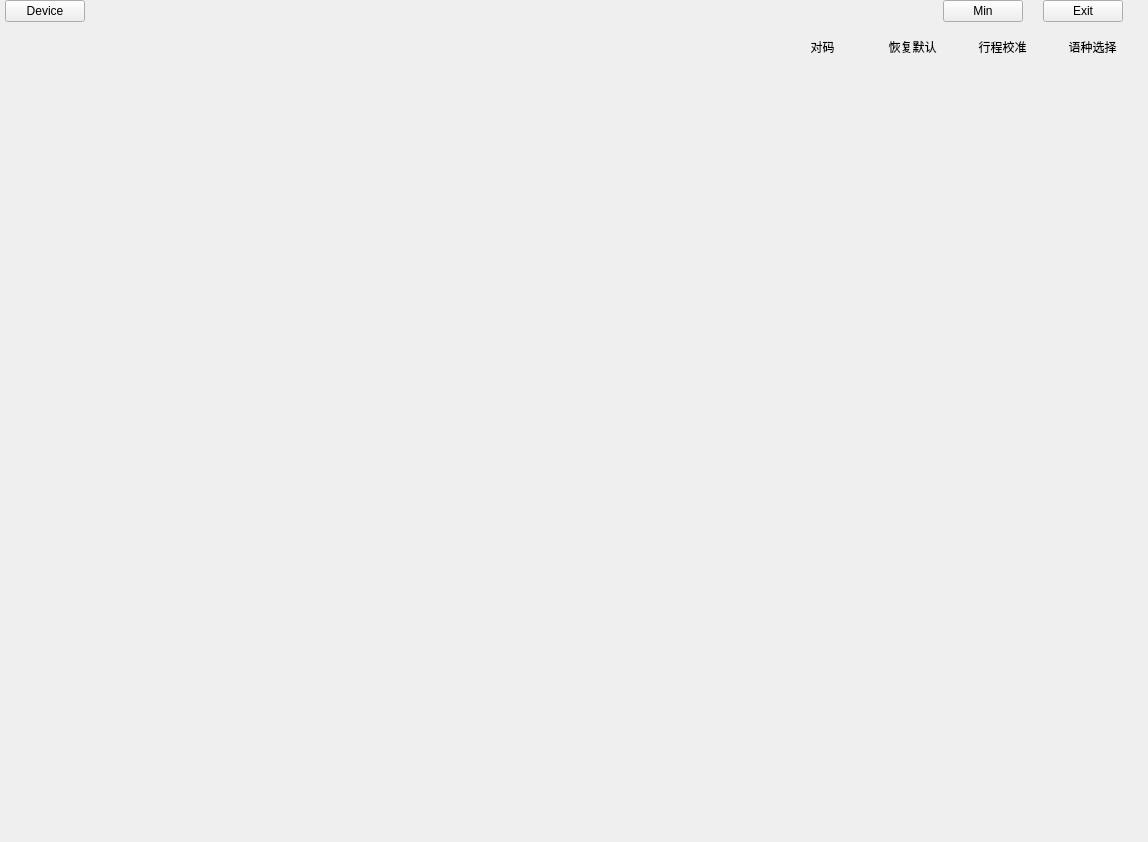
wlffeng2008/AKKOStdio, file MainWindow.ui: the form before one commit.
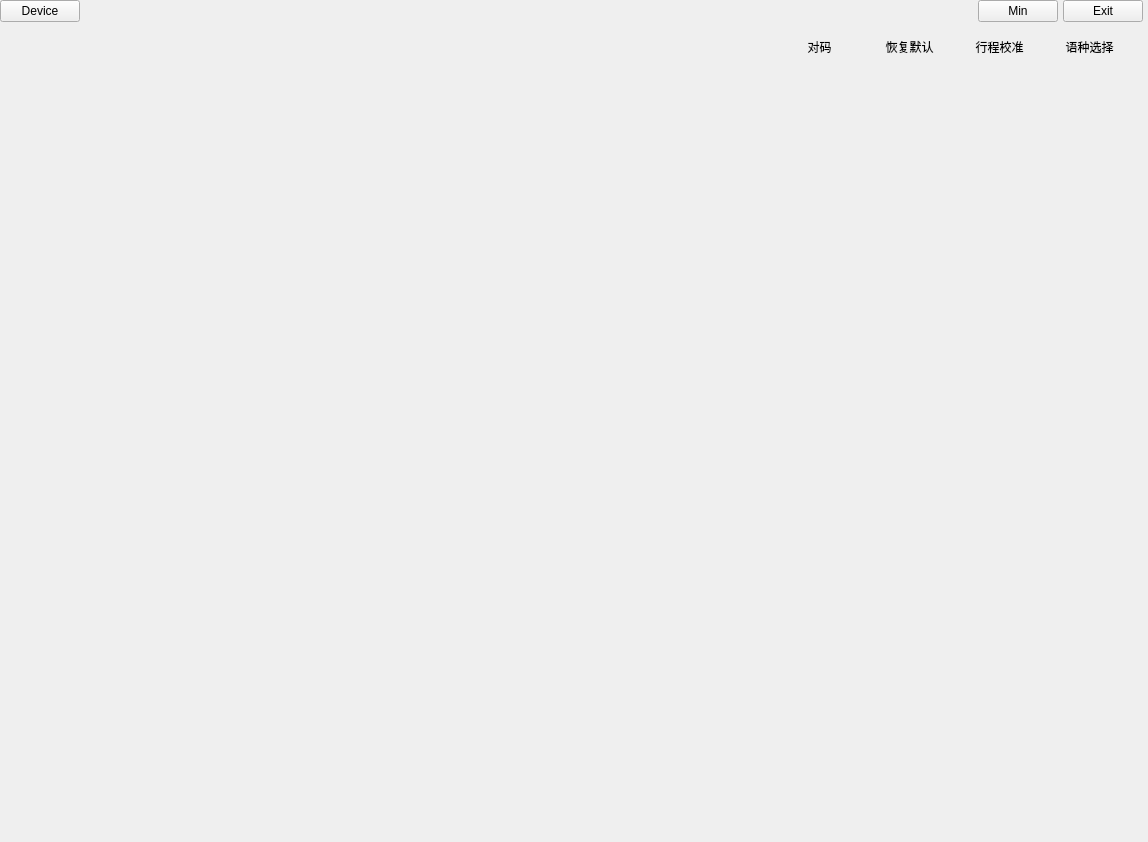
The form after the commit. Icons and pictures are not drawn. Custom widgets are drawn as their Qt base class.

What changed in the file:
```diff
--- a/MainWindow.ui
+++ b/MainWindow.ui
@@ -27,13 +27,13 @@
      <number>0</number>
     </property>
     <property name="leftMargin">
-     <number>5</number>
+     <number>0</number>
     </property>
     <property name="topMargin">
      <number>0</number>
     </property>
     <property name="rightMargin">
-     <number>15</number>
+     <number>0</number>
     </property>
     <property name="bottomMargin">
      <number>0</number>
@@ -41,10 +41,10 @@
     <item>
      <layout class="QHBoxLayout" name="horizontalLayout">
       <property name="spacing">
-       <number>20</number>
+       <number>5</number>
       </property>
       <property name="rightMargin">
-       <number>10</number>
+       <number>5</number>
       </property>
       <item>
        <widget class="QPushButton" name="pushButtonDevice">
@@ -263,6 +263,12 @@
           <property name="spacing">
            <number>0</number>
           </property>
+          <property name="rightMargin">
+           <number>20</number>
+          </property>
+          <property name="bottomMargin">
+           <number>15</number>
+          </property>
           <item>
            <layout class="QHBoxLayout" name="horizontalLayoutT">
             <property name="spacing">
@@ -275,10 +281,10 @@
              <number>10</number>
             </property>
             <property name="rightMargin">
-             <number>2</number>
+             <number>0</number>
             </property>
             <property name="bottomMargin">
-             <number>10</number>
+             <number>5</number>
             </property>
             <item>
              <widget class="QLabel" name="labelLogo">
```
